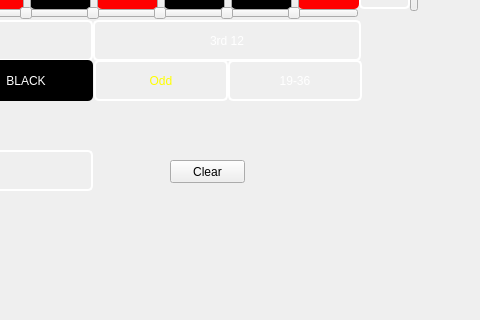
Old version of the form netb375_roulette/mainwindow.ui in the repository stanimirovv/NETB375_Roulette; both pictures show x 540 to 1020 and y 336 to 656 of the 1108 by 656 pixel window.
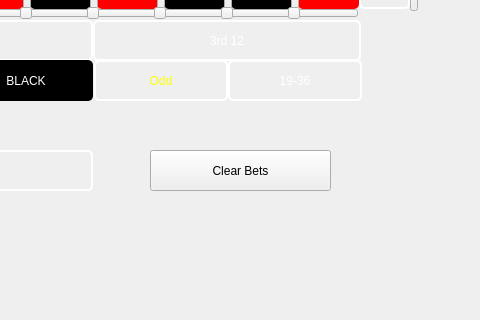
New version of the form. Icons and pictures are not drawn.

```diff
--- a/netb375_roulette/mainwindow.ui
+++ b/netb375_roulette/mainwindow.ui
@@ -2674,14 +2674,14 @@
    <widget class="QPushButton" name="Clear_Button">
     <property name="geometry">
      <rect>
-      <x>710</x>
-      <y>460</y>
-      <width>75</width>
-      <height>23</height>
+      <x>690</x>
+      <y>450</y>
+      <width>181</width>
+      <height>41</height>
      </rect>
     </property>
     <property name="text">
-     <string>Clear</string>
+     <string>Clear Bets</string>
     </property>
     <property name="autoDefault">
      <bool>true</bool>
```
Left out of the diff: 2 changed lines with no effect on the pictures.
